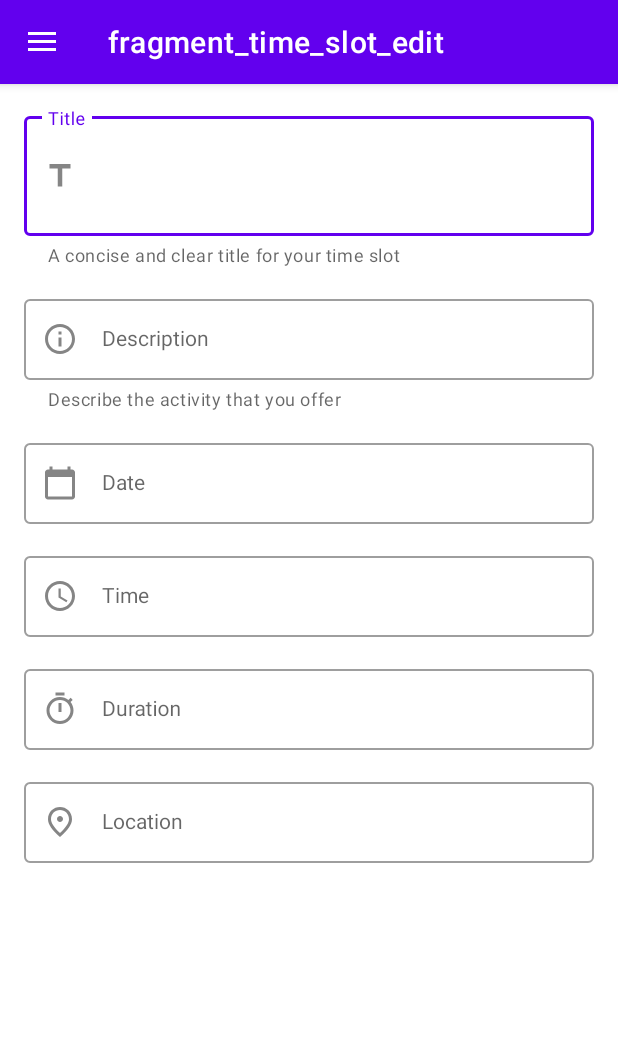
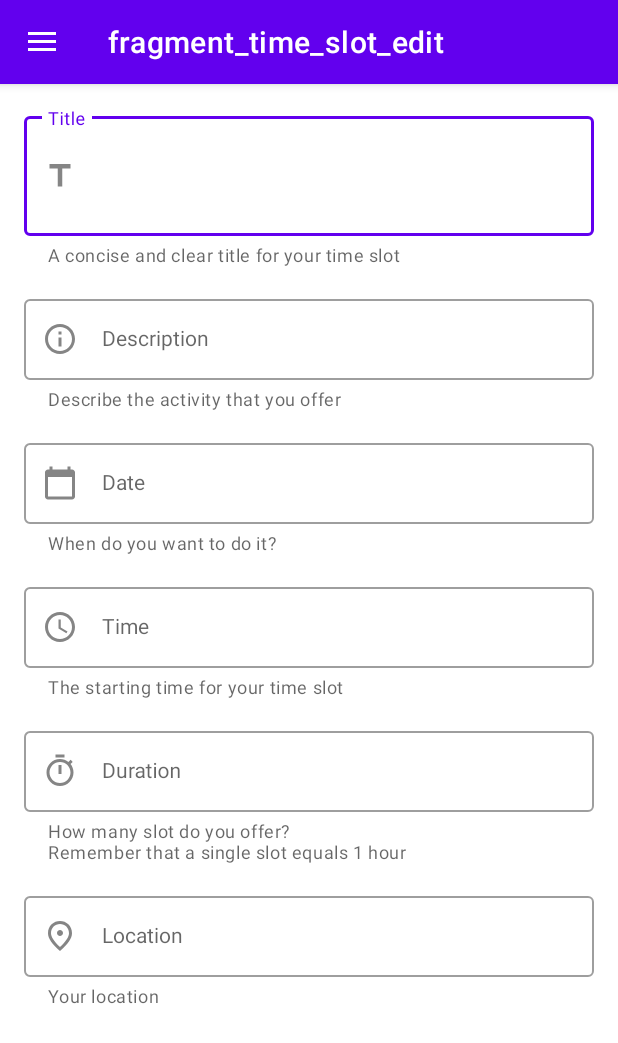
Before and after one commit to Banouie/G30Lab2MobileDev, an Android app: the screen it shows after launch (MainActivity), in the side drawer, after a tap on "TimeSlot Edit", on a phone screen of 412 x 824 dp. Shown: the top 1043 px of the screen. Run offline under Robolectric (Android 15) with nearby library versions, the light colour scheme and no system bars; our stand-ins replace navigation-ui.

Commit message:
Added helper text fields in timeSlotEdit

```diff
--- a/app/src/main/res/layout/fragment_time_slot_edit.xml
+++ b/app/src/main/res/layout/fragment_time_slot_edit.xml
@@ -76,6 +76,7 @@
             android:layout_marginEnd="16dp"
             android:clickable="true"
             android:hint="Date"
+            app:helperText="When do you want to do it?"
             app:layout_constraintBottom_toTopOf="@+id/edit_time_Field"
             app:layout_constraintEnd_toEndOf="parent"
             app:layout_constraintStart_toStartOf="parent"
@@ -100,6 +101,7 @@
             android:layout_marginTop="16dp"
             android:layout_marginEnd="16dp"
             android:hint="Time"
+            app:helperText="The starting time for your time slot"
             app:layout_constraintBottom_toTopOf="@+id/edit_duration_Field"
             app:layout_constraintEnd_toEndOf="parent"
             app:layout_constraintStart_toStartOf="parent"
@@ -122,6 +124,7 @@
             android:layout_marginTop="16dp"
             android:layout_marginEnd="16dp"
             android:hint="Duration"
+            app:helperText="How many slot do you offer?\nRemember that a single slot equals 1 hour"
             app:layout_constraintBottom_toTopOf="@+id/edit_location_Field"
             app:layout_constraintEnd_toEndOf="parent"
             app:layout_constraintStart_toStartOf="parent"
@@ -145,6 +148,7 @@
             android:layout_marginEnd="16dp"
             android:layout_marginBottom="16dp"
             android:hint="Location"
+            app:helperText="Your location"
             app:layout_constraintBottom_toBottomOf="parent"
             app:layout_constraintEnd_toEndOf="parent"
             app:layout_constraintStart_toStartOf="parent"
```
